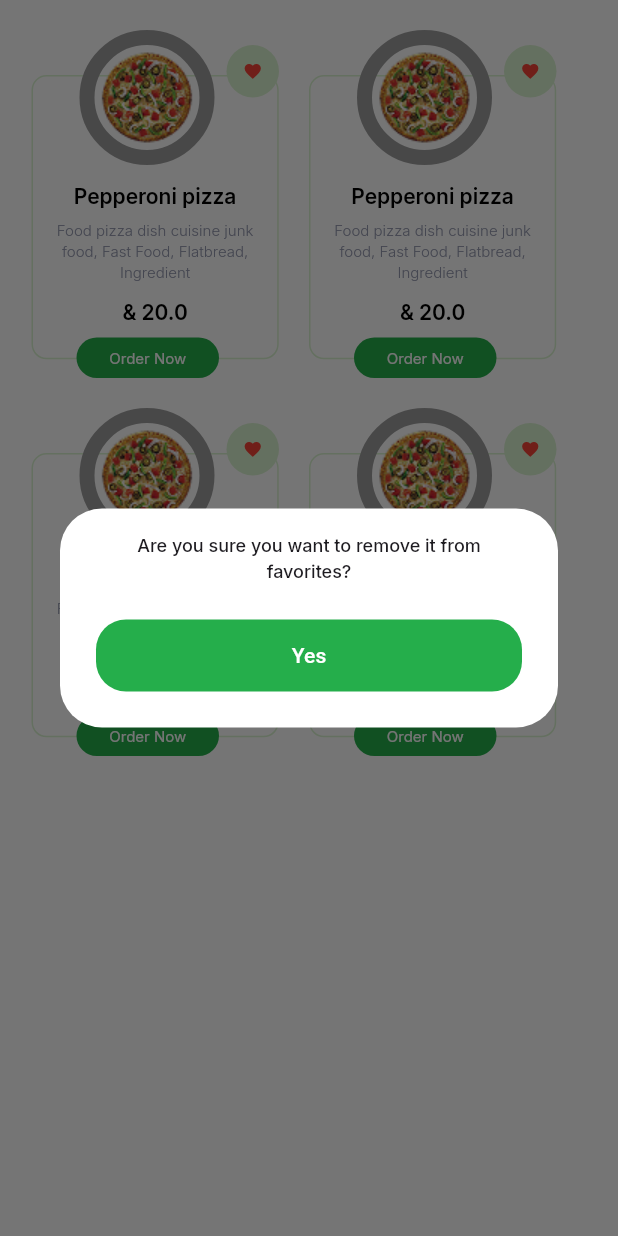
After one commit to nadaAlraei/capstone, a Flutter app: the FavoriteScreen screen opened directly, after a tap on the "favorite" icon, on a phone screen of 412 x 824 dp. The commit adds this screen. Run offline on Flutter 3.47's test engine with Material 3 defaults, Android fonts, the phone set to English and light mode, and no system bars; our stand-ins replace geolocator, pin_code_fields, shared_preferences; missing offline and left inert: date_format_field; accounts and stored records are empty; generated files the repository leaves out were written again.

Commit message:
favorite screen

```diff
--- /dev/null
+++ b/lib/view/screen/favorite_screen.dart
@@ -0,0 +1,337 @@
+import 'package:capstone/model/product_item_model.dart';
+import 'package:capstone/view/widget/text_widget.dart';
+import 'package:flutter/material.dart';
+import 'package:flutter_gen/gen_l10n/app_localizations.dart';
+
+class FavoriteScreen extends StatelessWidget {
+  const FavoriteScreen({super.key});
+
+  @override
+  Widget build(BuildContext context) {
+    List<ProductItemModel> favoriteList = [
+      ProductItemModel(
+        price: 20.00,
+        imageUrl: 'assets/images/pizza4.png',
+        description: AppLocalizations.of(context)!.product_ing,
+        name: AppLocalizations.of(context)!.pepperoni_pizza,
+      ),
+      ProductItemModel(
+        price: 20.00,
+        imageUrl: 'assets/images/pizza4.png',
+        description: AppLocalizations.of(context)!.product_ing,
+        name: AppLocalizations.of(context)!.pepperoni_pizza,
+      ),
+      ProductItemModel(
+        price: 20.00,
+        imageUrl: 'assets/images/pizza4.png',
+        description: AppLocalizations.of(context)!.product_ing,
+        name: AppLocalizations.of(context)!.pepperoni_pizza,
+      ),
+      ProductItemModel(
+        price: 20.00,
+        imageUrl: 'assets/images/pizza4.png',
+        description: AppLocalizations.of(context)!.product_ing,
+        name: AppLocalizations.of(context)!.pepperoni_pizza,
+      ),
+    ];
+    return Scaffold(
+      backgroundColor: Colors.white,
+
+      body: ListView.builder(
+        itemCount: 2,
+        padding: EdgeInsets.only(top: 20, left: 21, right: 21, bottom: 20),
+        scrollDirection: Axis.vertical,
+        itemBuilder: (context, index) {
+          return Padding(
+            padding: const EdgeInsets.only(bottom: 20),
+            child: Row(
+              children: [
+                Stack(
+                  children: [
+                    // name & description & price
+                    Container(
+                      width: MediaQuery.of(context).size.width * 0.4,
+                      height: MediaQuery.of(context).size.height * 0.23,
+                      margin: EdgeInsets.only(top: 30, bottom: 10),
+                      decoration: BoxDecoration(
+                        color: Colors.white,
+                        borderRadius: BorderRadius.circular(10),
+                        border: Border.all(
+                          color: Color.fromARGB(255, 219, 244, 209),
+                        ),
+                      ),
+                      padding: EdgeInsets.all(10),
+                      child: Column(
+                        crossAxisAlignment: CrossAxisAlignment.center,
+                        children: [
+                          SizedBox(height: 60),
+                          // product name
+                          TextWidget(
+                            text: favoriteList[index].name,
+                            fontWeight: FontWeight.w600,
+                            fontSize: 14,
+                            fontFamily: 'Inter',
+                            letterSpacing: -0.03,
+                            fontColor: Colors.black,
+                          ),
+                          SizedBox(height: 5),
+                          // ingredients
+                          TextWidget(
+                            text: favoriteList[index].description,
+                            fontWeight: FontWeight.w300,
+                            fontSize: 10,
+                            fontFamily: 'Inter',
+                            letterSpacing: 0,
+                            fontColor: Color.fromARGB(255, 150, 154, 176),
+                            textAlign: TextAlign.center,
+                          ),
+                          SizedBox(height: 10),
+                          TextWidget(
+                            text: '& ${favoriteList[index].price.toString()}',
+                            fontWeight: FontWeight.w600,
+                            fontSize: 14,
+                            fontFamily: 'Inter',
+                            letterSpacing: -0.03,
+                            fontColor: Colors.black,
+                          ),
+                        ],
+                      ),
+                    ),
+
+                    // image
+                    Container(
+                      decoration: BoxDecoration(
+                        borderRadius: BorderRadius.circular(60),
+                        border: Border.all(color: Colors.grey, width: 10),
+                      ),
+                      margin: EdgeInsets.only(left: 32, right: 32),
+                      child: Image.asset(
+                        favoriteList[index].imageUrl,
+                        width: 70,
+                        height: 70,
+                      ),
+                    ),
+
+                    // add to favorite
+                    Container(
+                      width: 35,
+                      height: 35,
+                      margin: EdgeInsets.only(left: 130, top: 10),
+                      decoration: BoxDecoration(
+                        color: Color.fromARGB(255, 219, 244, 209),
+                        borderRadius: BorderRadius.circular(50),
+                      ),
+                      child: IconButton(
+                        onPressed: () {
+                          showDialog(
+                            context: context,
+                            builder:
+                                (context) => AlertDialog(
+                              backgroundColor: Colors.white,
+                              content: TextWidget(
+                                text:
+                                'Are you sure you want to remove it from \nfavorites?',
+                                fontWeight: FontWeight.w500,
+                                fontSize: 12,
+                                fontFamily: 'Inter',
+                                letterSpacing: 0,
+                                textAlign: TextAlign.center,
+                              ),
+                              actions: [
+                                Container(
+                                  decoration: BoxDecoration(
+                                    color: Color.fromARGB(255, 37, 174, 75),
+                                    borderRadius: BorderRadius.circular(20),
+                                  ),
+
+                                  width: MediaQuery.of(context).size.width,
+                                  child: TextButton(
+                                    onPressed: () {
+                                      Navigator.pop(context);
+                                    },
+                                    child: Text(
+                                      'Yes',
+                                      style: TextStyle(color: Colors.white),
+                                    ),
+                                  ),
+                                ),
+                              ],
+                            ),
+                          );
+                        },
+                        icon: Icon(Icons.favorite, color: Colors.red, size: 13),
+                      ),
+                    ),
+
+                    // order Now
+                    Container(
+                      width: 95,
+                      height: 27,
+
+                      margin: EdgeInsets.only(left: 30, right: 30, top: 205),
+                      decoration: BoxDecoration(
+                        color: Color.fromARGB(255, 37, 174, 75),
+                        borderRadius: BorderRadius.circular(50),
+                      ),
+                      child: Center(
+                        child: TextWidget(
+                          text: 'Order Now',
+                          fontWeight: FontWeight.w400,
+                          fontSize: 10,
+                          fontFamily: 'Inter',
+                          letterSpacing: 0,
+                          fontColor: Colors.white,
+                        ),
+                      ),
+                    ),
+                  ],
+                ),
+                SizedBox(width: 20),
+                Stack(
+                  children: [
+                    // name & description & price
+                    Container(
+                      width: MediaQuery.of(context).size.width * 0.4,
+                      height: MediaQuery.of(context).size.height * 0.23,
+                      margin: EdgeInsets.only(top: 30, bottom: 10),
+                      decoration: BoxDecoration(
+                        color: Colors.white,
+                        borderRadius: BorderRadius.circular(10),
+                        border: Border.all(
+                          color: Color.fromARGB(255, 219, 244, 209),
+                        ),
+                      ),
+                      padding: EdgeInsets.all(10),
+                      child: Column(
+                        crossAxisAlignment: CrossAxisAlignment.center,
+                        children: [
+                          SizedBox(height: 60),
+                          // product name
+                          TextWidget(
+                            text: favoriteList[index].name,
+                            fontWeight: FontWeight.w600,
+                            fontSize: 14,
+                            fontFamily: 'Inter',
+                            letterSpacing: -0.03,
+                            fontColor: Colors.black,
+                          ),
+                          SizedBox(height: 5),
+                          // ingredients
+                          TextWidget(
+                            text: favoriteList[index].description,
+                            fontWeight: FontWeight.w300,
+                            fontSize: 10,
+                            fontFamily: 'Inter',
+                            letterSpacing: 0,
+                            fontColor: Color.fromARGB(255, 150, 154, 176),
+                            textAlign: TextAlign.center,
+                          ),
+                          SizedBox(height: 10),
+                          TextWidget(
+                            text: '& ${favoriteList[index].price.toString()}',
+                            fontWeight: FontWeight.w600,
+                            fontSize: 14,
+                            fontFamily: 'Inter',
+                            letterSpacing: -0.03,
+                            fontColor: Colors.black,
+                          ),
+                        ],
+                      ),
+                    ),
+
+                    // image
+                    Container(
+                      decoration: BoxDecoration(
+                        borderRadius: BorderRadius.circular(60),
+                        border: Border.all(color: Colors.grey, width: 10),
+                      ),
+                      margin: EdgeInsets.only(left: 32, right: 32),
+                      child: Image.asset(
+                        favoriteList[index].imageUrl,
+                        width: 70,
+                        height: 70,
+                      ),
+                    ),
+
+                    // add to favorite
+                    Container(
+                      width: 35,
+                      height: 35,
+                      margin: EdgeInsets.only(left: 130, top: 10),
+                      decoration: BoxDecoration(
+                        color: Color.fromARGB(255, 219, 244, 209),
+                        borderRadius: BorderRadius.circular(50),
+                      ),
+                      child: IconButton(
+                        onPressed: () {
+                          showDialog(
+                            context: context,
+                            builder:
+                                (context) => AlertDialog(
+                                  backgroundColor: Colors.white,
+                                  content: TextWidget(
+                                    text:
+                                        'Are you sure you want to remove it from \nfavorites?',
+                                    fontWeight: FontWeight.w500,
+                                    fontSize: 12,
+                                    fontFamily: 'Inter',
+                                    letterSpacing: 0,
+                                    textAlign: TextAlign.center,
+                                  ),
+                                  actions: [
+                                    Container(
+                                      decoration: BoxDecoration(
+                                        color: Color.fromARGB(255, 37, 174, 75),
+                                        borderRadius: BorderRadius.circular(20),
+                                      ),
+
+                                      width: MediaQuery.of(context).size.width,
+                                      child: TextButton(
+                                        onPressed: () {
+                                          Navigator.pop(context);
+                                        },
+                                        child: Text(
+                                          'Yes',
+                                          style: TextStyle(color: Colors.white),
+                                        ),
+                                      ),
+                                    ),
+                                  ],
+                                ),
+                          );
+                        },
+                        icon: Icon(Icons.favorite, color: Colors.red, size: 13),
+                      ),
+                    ),
+
+                    // order Now
+                    Container(
+                      width: 95,
+                      height: 27,
+
+                      margin: EdgeInsets.only(left: 30, right: 30, top: 205),
+                      decoration: BoxDecoration(
+                        color: Color.fromARGB(255, 37, 174, 75),
+                        borderRadius: BorderRadius.circular(50),
+                      ),
+                      child: Center(
+                        child: TextWidget(
+                          text: 'Order Now',
+                          fontWeight: FontWeight.w400,
+                          fontSize: 10,
+                          fontFamily: 'Inter',
+                          letterSpacing: 0,
+                          fontColor: Colors.white,
+                        ),
+                      ),
+                    ),
+                  ],
+                ),
+              ],
+            ),
+          );
+        },
+      ),
+    );
+  }
+}
--- a/lib/view/screen/main_screen.dart
+++ b/lib/view/screen/main_screen.dart
@@ -1,5 +1,5 @@
 import 'package:capstone/controller/bottom_navigation_bar_controller.dart';
-//import 'package:capstone/view/screen/favorite_screen.dart';
+import 'package:capstone/view/screen/favorite_screen.dart';
 import 'package:capstone/view/screen/home_screen.dart';
 import 'package:capstone/view/widget/app_bar_widget.dart';
 import 'package:flutter/material.dart';
@@ -114,10 +114,10 @@ class MainScreen extends StatelessWidget {
                     MaterialButton(
                       minWidth: 40,
                       onPressed: () {
-                        // bottomNavigationBarController.changeWidget(
-                        //   widget: FavoriteScreen(),
-                        // );
-                        Text('Favorite');
+                        bottomNavigationBarController.changeWidget(
+                          widget: FavoriteScreen(),
+                        );
+
                         bottomNavigationBarController.changeIndex(index: 1);
                       },
                       child: Column(
```
